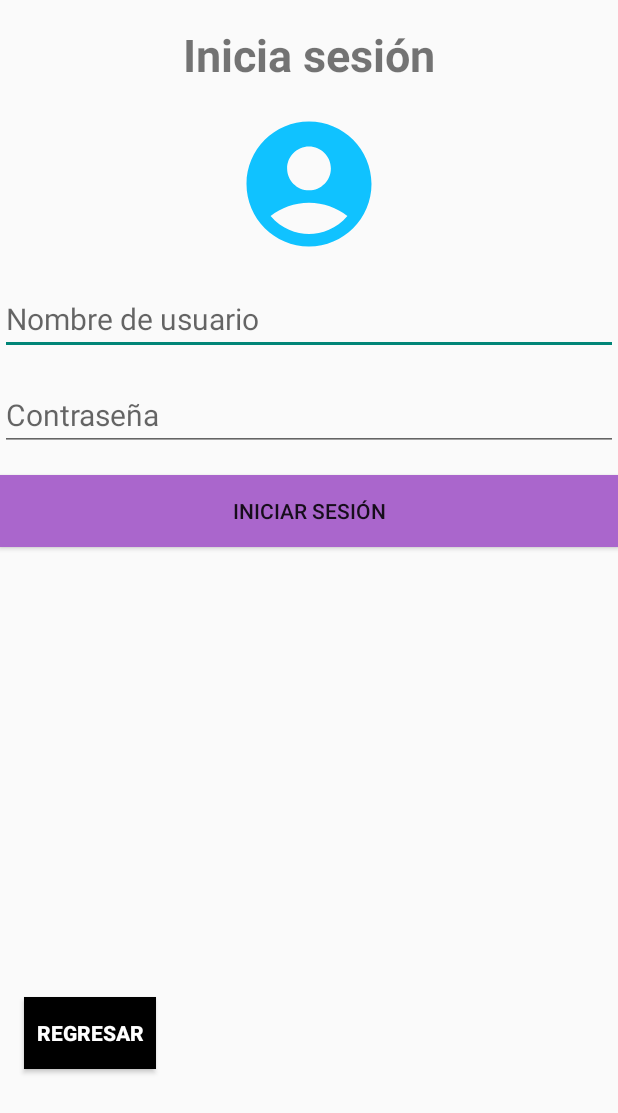
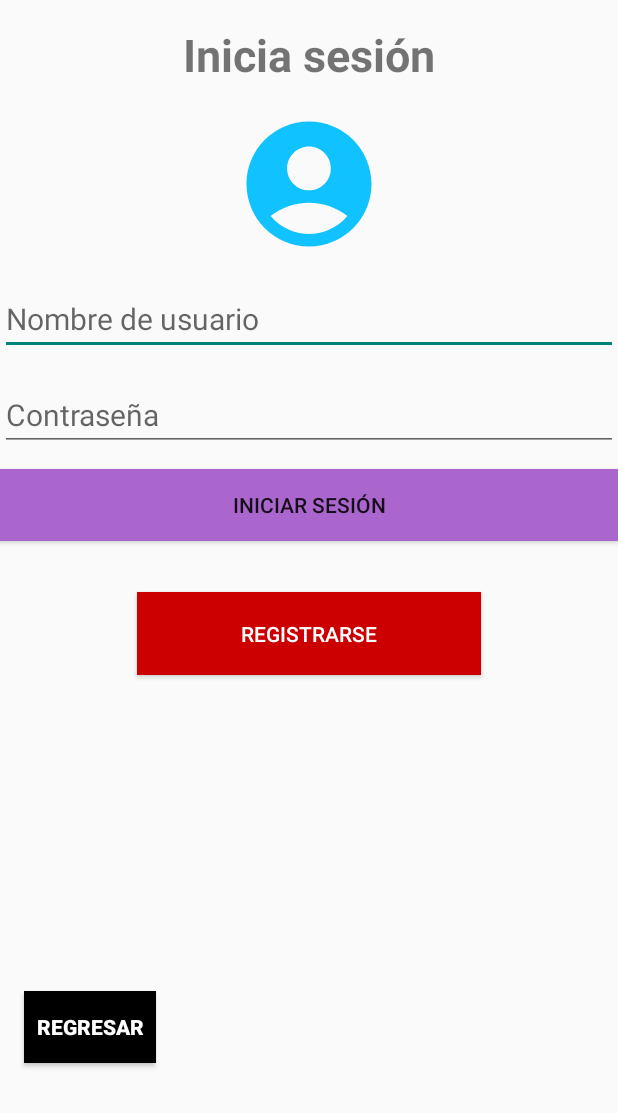
Before and after one commit to PedroDavidDD/NovelHub, an Android app: the LoginActivity screen opened directly, with no data from a screen before it, on a phone screen of 412 x 824 dp. Shown: the top 1113 px of the screen. Run offline under Robolectric (Android 15) with nearby library versions, the phone set to English and light mode, and no system bars.

Commit message:
login y registro

```diff
--- a/app/src/main/AndroidManifest.xml
+++ b/app/src/main/AndroidManifest.xml
@@ -23,6 +23,7 @@
         </activity>
         <activity android:name=".login.LoginActivity" android:exported="false" />
         <activity android:name=".login.PerfilActivity" android:exported="false" />
+        <activity android:name=".login.RegisterActivity" android:exported="false" />
     </application>
 
 </manifest>
--- a/app/src/main/res/layout/login.xml
+++ b/app/src/main/res/layout/login.xml
@@ -57,12 +57,13 @@
         android:id="@+id/buttonLogin"
         android:layout_width="0dp"
         android:layout_height="wrap_content"
+        android:layout_marginTop="12dp"
+        android:background="@android:color/holo_purple"
         android:text="Iniciar sesión"
+        app:layout_constraintEnd_toEndOf="parent"
+        app:layout_constraintHorizontal_bias="0.0"
         app:layout_constraintStart_toStartOf="parent"
-        app:layout_constraintEnd_toEndOf="parent"
-        app:layout_constraintTop_toBottomOf="@+id/etPassword"
-        android:layout_marginTop="16dp"
-        android:background="@android:color/holo_purple"/>
+        app:layout_constraintTop_toBottomOf="@+id/etPassword" />
 
     <Button
         android:id="@+id/buttonRegresar"
@@ -77,4 +78,16 @@
         app:layout_constraintHorizontal_bias="0.05"
         app:layout_constraintStart_toStartOf="parent"
         app:layout_constraintTop_toBottomOf="@+id/buttonLogin" />
+
+    <Button
+        android:id="@+id/btnRegistrar"
+        android:layout_width="229dp"
+        android:layout_height="55dp"
+        android:layout_marginTop="34dp"
+        android:background="@android:color/holo_red_dark"
+        android:text="Registrarse"
+        android:textColor="@color/white"
+        app:layout_constraintEnd_toEndOf="parent"
+        app:layout_constraintStart_toStartOf="parent"
+        app:layout_constraintTop_toBottomOf="@+id/buttonLogin" />
 </androidx.constraintlayout.widget.ConstraintLayout>
```
Also changed, not shown: app/src/main/java/pe/edu/utp/sm2test/conexionBD/DBHelper.kt (added, +46 -0 lines), app/src/main/java/pe/edu/utp/sm2test/login/RegisterActivity.kt (added, +42 -0 lines), app/src/main/res/layout/register.xml (added, +65 -0 lines), 1 other file.
